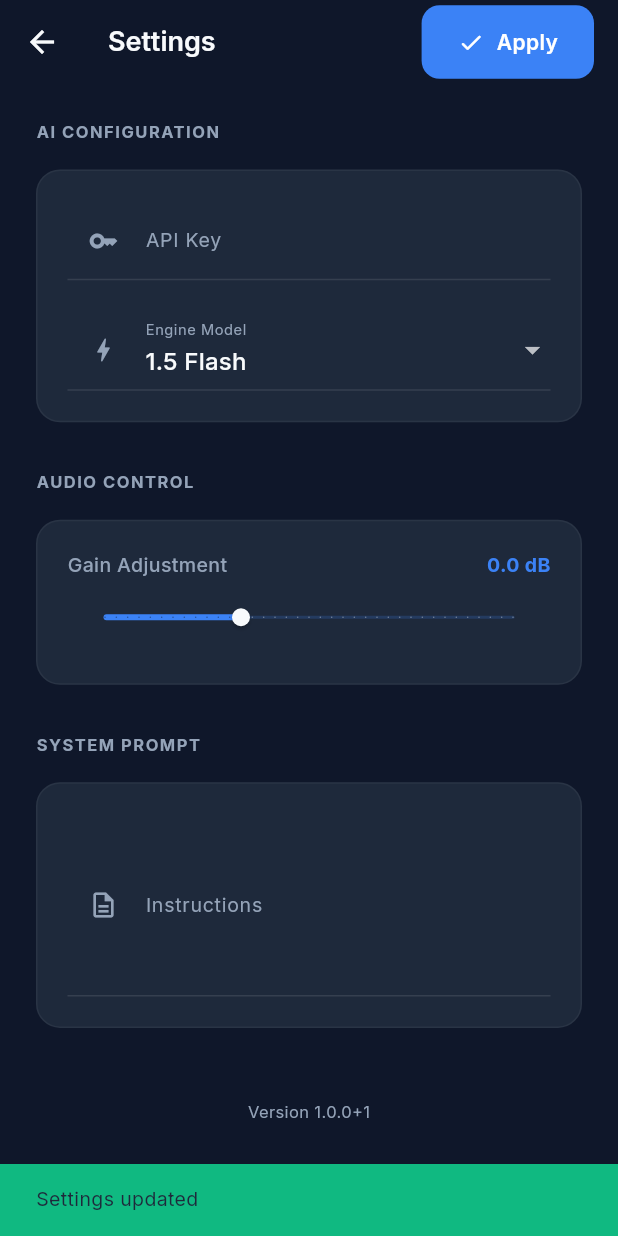
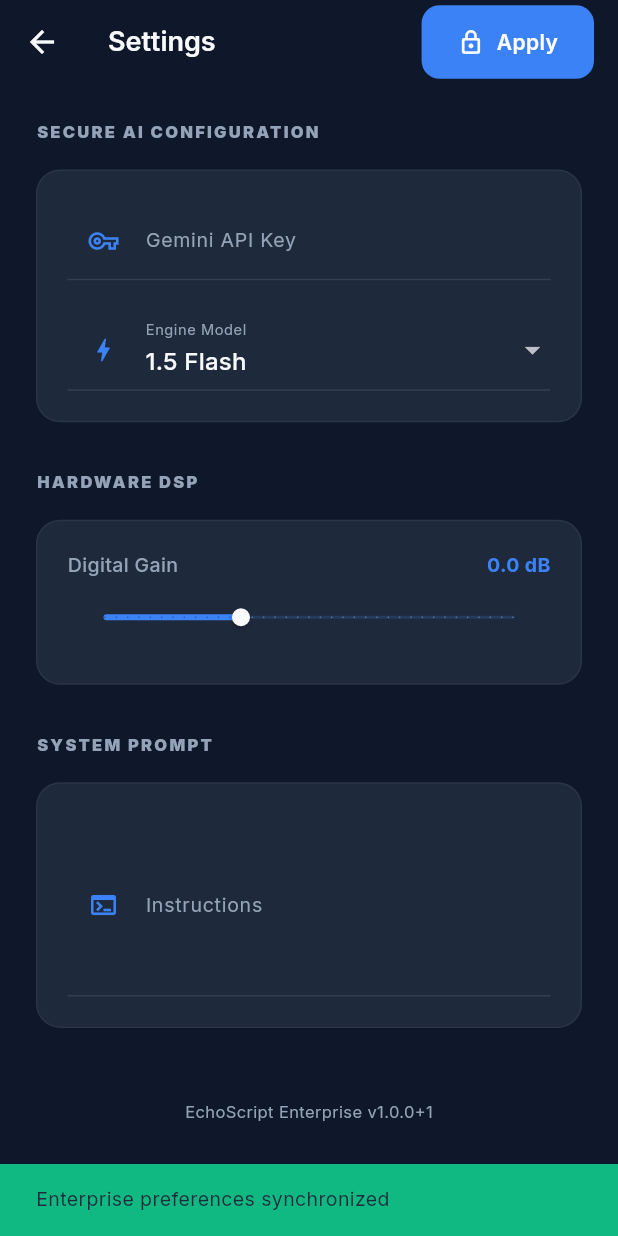
Before and after one commit to zihaaaad/EchoScript, a Flutter app: the SettingsPage screen opened directly, after a tap on "Apply", on a phone screen of 412 x 824 dp. Run offline on Flutter 3.47's test engine with Material 3 defaults, Android fonts, the light colour scheme and no system bars; our stand-ins replace flutter_riverpod, flutter_secure_storage, google_fonts, google_generative_ai, isar, logger and 3 more; missing offline and left inert: flutter_background_service, flutter_sound; accounts and stored records are empty; generated files the repository leaves out were written again.

Commit message:
Hardening: Gapless recording, event-driven transcription, secure storage, and battery optimization

```diff
--- a/lib/features/settings/domain/models/app_settings.dart
+++ b/lib/features/settings/domain/models/app_settings.dart
@@ -6,7 +6,7 @@ part 'app_settings.g.dart';
 class AppSettings {
   Id id = 0; // Singleton pattern for settings
 
-  String? geminiApiKey;
+  // Gemini API Key is stored in FlutterSecureStorage for security
   String geminiModel = 'gemini-1.5-flash';
   double audioGainDb = 0.0;
   String systemPrompt = 'Transcribe the following audio precisely.';
--- a/lib/features/settings/presentation/pages/settings_page.dart
+++ b/lib/features/settings/presentation/pages/settings_page.dart
@@ -37,10 +37,14 @@ class _SettingsPageState extends ConsumerState<SettingsPage> {
 
   Future<void> _loadSettings() async {
     final isar = ref.read(isarProvider);
+    final secureStorage = ref.read(secureStorageProvider);
+
     final settings = await isar.appSettings.get(0);
+    final apiKey = await secureStorage.read(key: 'gemini_api_key');
+
     if (settings != null) {
       setState(() {
-        _apiKeyController.text = settings.geminiApiKey ?? '';
+        _apiKeyController.text = apiKey ?? '';
         _promptController.text = settings.systemPrompt;
         _gain = settings.audioGainDb;
         _model = settings.geminiModel;
@@ -50,9 +54,14 @@ class _SettingsPageState extends ConsumerState<SettingsPage> {
 
   Future<void> _saveSettings() async {
     final isar = ref.read(isarProvider);
+    final secureStorage = ref.read(secureStorageProvider);
+
     final settings = await isar.appSettings.get(0) ?? AppSettings();
 
-    settings.geminiApiKey = _apiKeyController.text;
+    // 1. Save sensitive data to Secure Storage
+    await secureStorage.write(key: 'gemini_api_key', value: _apiKeyController.text);
+
+    // 2. Save non-sensitive data to Isar
     settings.systemPrompt = _promptController.text;
     settings.audioGainDb = _gain;
     settings.geminiModel = _model;
@@ -64,7 +73,7 @@ class _SettingsPageState extends ConsumerState<SettingsPage> {
     if (mounted) {
       ScaffoldMessenger.of(context).showSnackBar(
         const SnackBar(
-          content: Text("Settings updated"),
+          content: Text("Enterprise preferences synchronized"),
           backgroundColor: AppTheme.success,
         ),
       );
@@ -84,7 +93,7 @@ class _SettingsPageState extends ConsumerState<SettingsPage> {
               child: ModernButton(
                 label: "Apply",
                 onTap: _saveSettings,
-                icon: Icons.check_rounded,
+                icon: Icons.lock_outline_rounded,
               ),
             ),
           ),
@@ -93,7 +102,7 @@ class _SettingsPageState extends ConsumerState<SettingsPage> {
       body: ListView(
         padding: const EdgeInsets.all(24),
         children: [
-          _buildSectionHeader("AI CONFIGURATION"),
+          _buildSectionHeader("SECURE AI CONFIGURATION"),
           const SizedBox(height: 16),
           GlassCard(
             padding: const EdgeInsets.all(20),
@@ -102,7 +111,7 @@ class _SettingsPageState extends ConsumerState<SettingsPage> {
                 TextField(
                   controller: _apiKeyController,
                   obscureText: true,
-                  decoration: _inputDecoration("API Key", Icons.key_outlined),
+                  decoration: _inputDecoration("Gemini API Key", Icons.vpn_key_outlined),
                 ),
                 const SizedBox(height: 20),
                 DropdownButtonFormField<String>(
@@ -119,7 +128,7 @@ class _SettingsPageState extends ConsumerState<SettingsPage> {
             ),
           ),
           const SizedBox(height: 32),
-          _buildSectionHeader("AUDIO CONTROL"),
+          _buildSectionHeader("HARDWARE DSP"),
           const SizedBox(height: 16),
           GlassCard(
             padding: const EdgeInsets.all(20),
@@ -129,7 +138,7 @@ class _SettingsPageState extends ConsumerState<SettingsPage> {
                 Row(
                   mainAxisAlignment: MainAxisAlignment.spaceBetween,
                   children: [
-                    Text("Gain Adjustment", style: GoogleFonts.inter(fontWeight: FontWeight.w500)),
+                    Text("Digital Gain", style: GoogleFonts.inter(fontWeight: FontWeight.w500)),
                     Text("${_gain.toStringAsFixed(1)} dB", style: GoogleFonts.inter(color: AppTheme.primary, fontWeight: FontWeight.w700)),
                   ],
                 ),
@@ -151,13 +160,13 @@ class _SettingsPageState extends ConsumerState<SettingsPage> {
             child: TextField(
               controller: _promptController,
               maxLines: 4,
-              decoration: _inputDecoration("Instructions", Icons.description_outlined),
+              decoration: _inputDecoration("Instructions", Icons.terminal_outlined),
             ),
           ),
           const SizedBox(height: 48),
           Center(
             child: Text(
-              "Version $_appVersion",
+              "EchoScript Enterprise v$_appVersion",
               style: GoogleFonts.inter(color: AppTheme.textSecondary, fontSize: 11),
             ),
           ),
@@ -171,9 +180,9 @@ class _SettingsPageState extends ConsumerState<SettingsPage> {
       title,
       style: GoogleFonts.inter(
         fontSize: 11,
-        fontWeight: FontWeight.w700,
+        fontWeight: FontWeight.w900,
         color: AppTheme.textSecondary,
-        letterSpacing: 1,
+        letterSpacing: 1.5,
       ),
     );
   }
@@ -182,7 +191,7 @@ class _SettingsPageState extends ConsumerState<SettingsPage> {
     return InputDecoration(
       labelText: label,
       labelStyle: GoogleFonts.inter(color: AppTheme.textSecondary, fontSize: 13),
-      prefixIcon: Icon(icon, color: AppTheme.textSecondary, size: 20),
+      prefixIcon: Icon(icon, color: AppTheme.primary, size: 20),
       border: const UnderlineInputBorder(borderSide: BorderSide(color: Colors.white10)),
       enabledBorder: const UnderlineInputBorder(borderSide: BorderSide(color: Colors.white10)),
       focusedBorder: const UnderlineInputBorder(borderSide: BorderSide(color: AppTheme.primary)),
--- a/lib/main.dart
+++ b/lib/main.dart
@@ -2,6 +2,7 @@ import 'package:flutter/material.dart';
 import 'package:flutter_riverpod/flutter_riverpod.dart';
 import 'package:isar/isar.dart';
 import 'package:path_provider/path_provider.dart';
+import 'package:flutter_secure_storage/flutter_secure_storage.dart';
 import 'features/history/domain/models/audio_chunk.dart';
 import 'features/settings/domain/models/app_settings.dart';
 import 'core/constants/constants.dart';
@@ -25,6 +26,7 @@ void main() async {
     ProviderScope(
       overrides: [
         isarProvider.overrideWithValue(isar),
+        secureStorageProvider.overrideWithValue(const FlutterSecureStorage()),
       ],
       child: const EchoScriptApp(),
     ),
@@ -32,6 +34,10 @@ void main() async {
 }
 
 final isarProvider = Provider<Isar>((ref) {
+  throw UnimplementedError();
+});
+
+final secureStorageProvider = Provider<FlutterSecureStorage>((ref) {
   throw UnimplementedError();
 });
 
--- a/pubspec.yaml
+++ b/pubspec.yaml
@@ -50,6 +50,7 @@ dependencies:
   riverpod_annotation: 2.3.5
   package_info_plus: ^10.1.0
   google_fonts: ^8.1.0
+  flutter_secure_storage: ^10.2.0
 
 dev_dependencies:
   flutter_test:
```
Also changed, not shown: lib/core/utils/background_service_utils.dart (+51 -11 lines), lib/features/recording/data/datasources/recording_service.dart (+141 -26 lines), lib/features/recording/data/datasources/transcription_service.dart (+55 -15 lines), lib/features/recording/data/repositories/recording_manager.dart (+29 -13 lines), lib/features/settings/domain/models/app_settings.g.dart, pubspec.lock.
